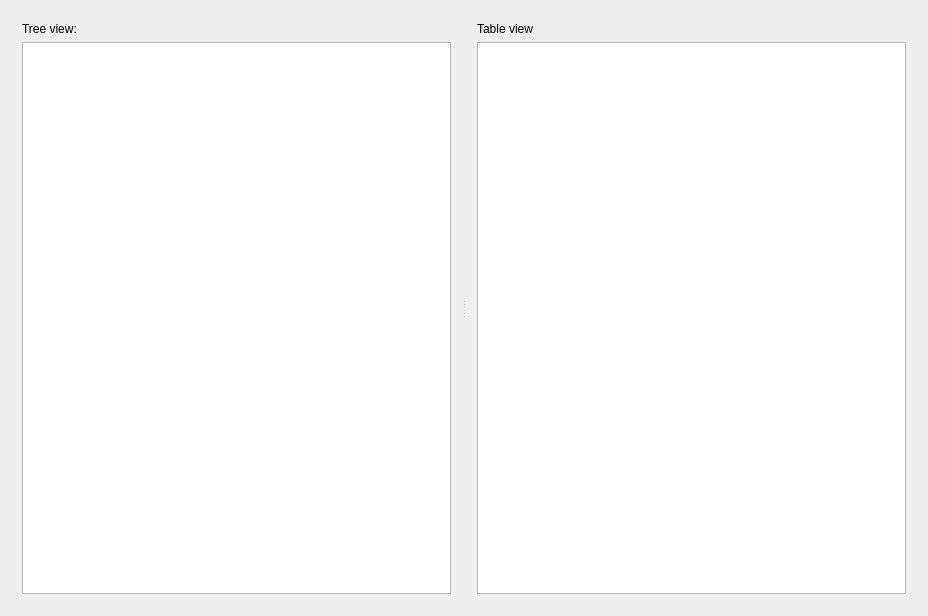
The window that example/mainform.ui (victorstrogov/ht-prototype) describes before a commit, drawn with Qt 5.
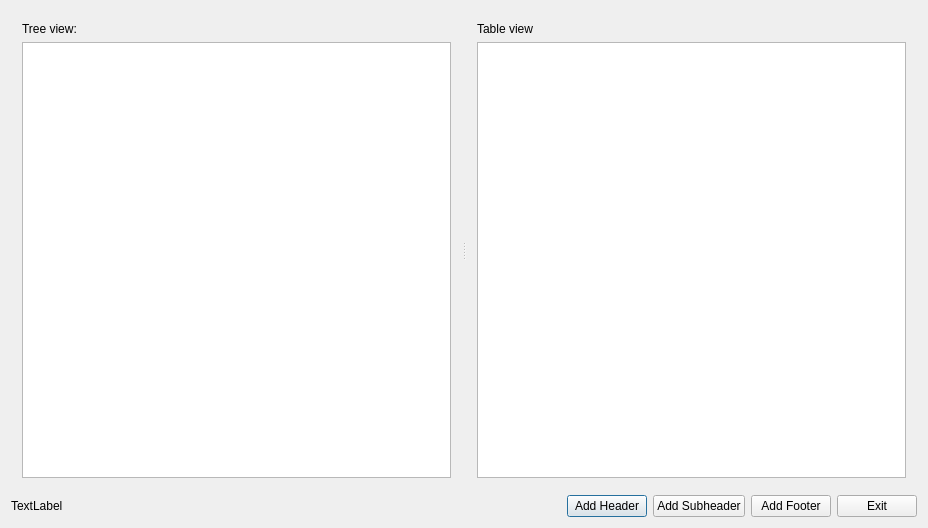
The same window after the commit.

```diff
--- a/example/mainform.ui
+++ b/example/mainform.ui
@@ -7,7 +7,7 @@
     <x>0</x>
     <y>0</y>
     <width>928</width>
-    <height>616</height>
+    <height>528</height>
    </rect>
   </property>
   <property name="windowTitle">
@@ -16,6 +16,12 @@
   <layout class="QVBoxLayout" name="verticalLayout_3">
    <item>
     <widget class="QSplitter" name="splitter">
+     <property name="sizePolicy">
+      <sizepolicy hsizetype="Expanding" vsizetype="Expanding">
+       <horstretch>0</horstretch>
+       <verstretch>0</verstretch>
+      </sizepolicy>
+     </property>
      <property name="orientation">
       <enum>Qt::Horizontal</enum>
      </property>
@@ -29,7 +35,14 @@
         </widget>
        </item>
        <item>
-        <widget class="QTreeView" name="treeView"/>
+        <widget class="QTreeView" name="treeView">
+         <property name="sizePolicy">
+          <sizepolicy hsizetype="Expanding" vsizetype="Expanding">
+           <horstretch>0</horstretch>
+           <verstretch>0</verstretch>
+          </sizepolicy>
+         </property>
+        </widget>
        </item>
       </layout>
      </widget>
@@ -43,12 +56,101 @@
         </widget>
        </item>
        <item>
-        <widget class="QTableView" name="tableView"/>
+        <widget class="QTableView" name="tableView">
+         <property name="sizePolicy">
+          <sizepolicy hsizetype="Expanding" vsizetype="Expanding">
+           <horstretch>0</horstretch>
+           <verstretch>0</verstretch>
+          </sizepolicy>
+         </property>
+         <property name="selectionMode">
+          <enum>QAbstractItemView::SingleSelection</enum>
+         </property>
+         <property name="selectionBehavior">
+          <enum>QAbstractItemView::SelectRows</enum>
+         </property>
+         <attribute name="verticalHeaderVisible">
+          <bool>false</bool>
+         </attribute>
+        </widget>
        </item>
       </layout>
      </widget>
     </widget>
    </item>
+   <item>
+    <layout class="QHBoxLayout" name="horizontalLayout">
+     <property name="sizeConstraint">
+      <enum>QLayout::SetMinimumSize</enum>
+     </property>
+     <item>
+      <widget class="QLabel" name="lbStatus">
+       <property name="text">
+        <string>TextLabel</string>
+       </property>
+      </widget>
+     </item>
+     <item>
+      <spacer name="horizontalSpacer">
+       <property name="orientation">
+        <enum>Qt::Horizontal</enum>
+       </property>
+       <property name="sizeHint" stdset="0">
+        <size>
+         <width>40</width>
+         <height>20</height>
+        </size>
+       </property>
+      </spacer>
+     </item>
+     <item>
+      <widget class="QPushButton" name="pbAddHeader">
+       <property name="sizePolicy">
+        <sizepolicy hsizetype="Minimum" vsizetype="Maximum">
+         <horstretch>0</horstretch>
+         <verstretch>0</verstretch>
+        </sizepolicy>
+       </property>
+       <property name="text">
+        <string>Add Header</string>
+       </property>
+      </widget>
+     </item>
+     <item>
+      <widget class="QPushButton" name="pbAddSubHeader">
+       <property name="sizePolicy">
+        <sizepolicy hsizetype="Minimum" vsizetype="Maximum">
+         <horstretch>0</horstretch>
+         <verstretch>0</verstretch>
+        </sizepolicy>
+       </property>
+       <property name="text">
+        <string>Add Subheader</string>
+       </property>
+      </widget>
+     </item>
+     <item>
+      <widget class="QPushButton" name="pbAddFooter">
+       <property name="sizePolicy">
+        <sizepolicy hsizetype="Minimum" vsizetype="Maximum">
+         <horstretch>0</horstretch>
+         <verstretch>0</verstretch>
+        </sizepolicy>
+       </property>
+       <property name="text">
+        <string>Add Footer</string>
+       </property>
+      </widget>
+     </item>
+     <item>
+      <widget class="QPushButton" name="pbExit">
+       <property name="text">
+        <string>Exit</string>
+       </property>
+      </widget>
+     </item>
+    </layout>
+   </item>
   </layout>
  </widget>
  <layoutdefault spacing="6" margin="11"/>
```
Left out of the diff: 19 changed lines with no effect on the pictures.
